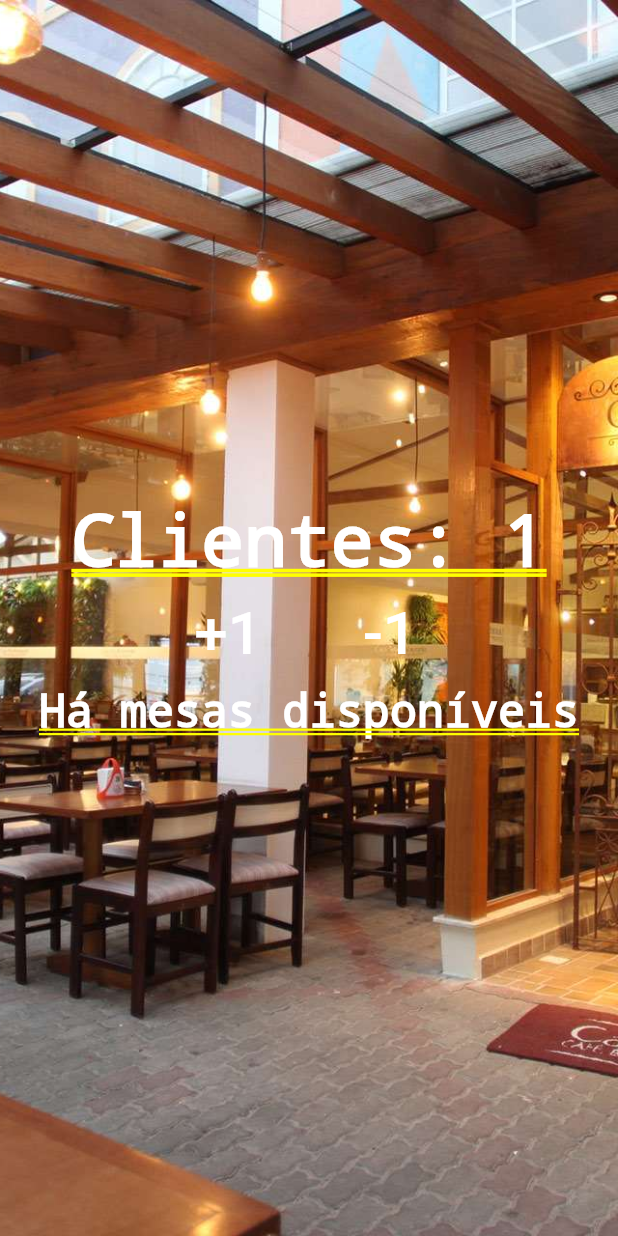
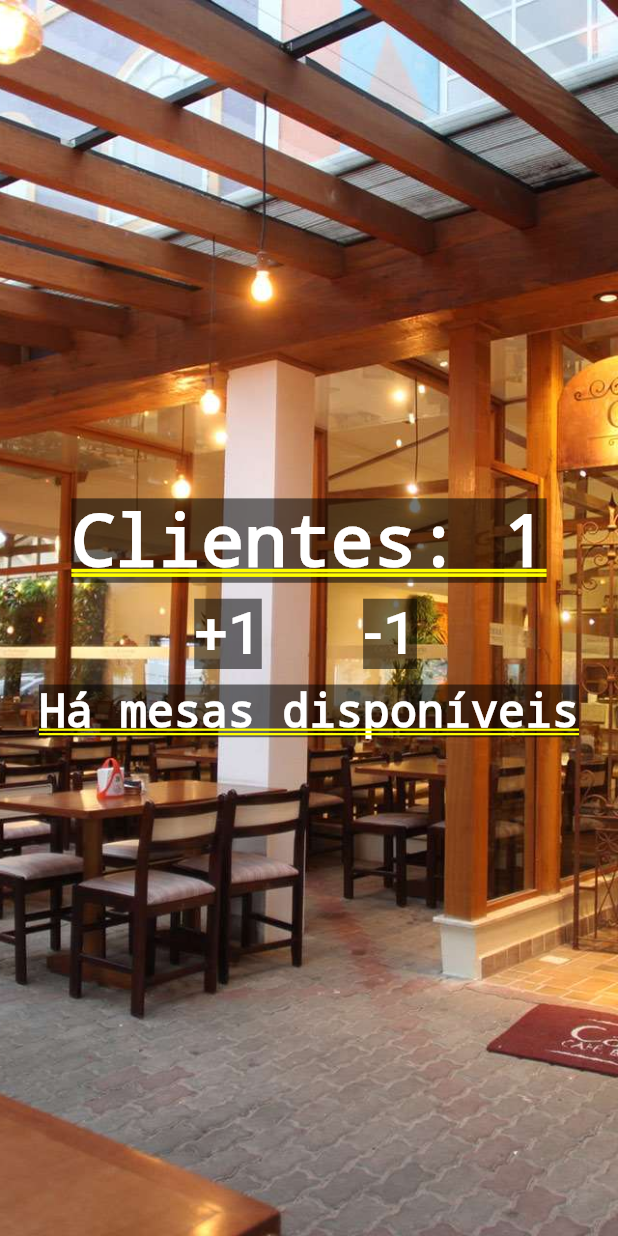
Before and after one commit to rogerpoliver/flutter-people-counter, a Flutter app: the screen it shows after launch, after a tap on "+1", on a phone screen of 412 x 824 dp. Run offline on Flutter 3.47's test engine with Material 2 defaults, Android fonts, the phone set to English and light mode, and no system bars.

```diff
--- a/lib/main.dart
+++ b/lib/main.dart
@@ -19,7 +19,7 @@ class _HomeState extends State<Home> {
       _people += delta;
 
       if (_people >= 10) {
-        _infoText = "Não há mesas disponíveis";
+        _infoText = "Lotado";
       } else {
         _infoText = "Há mesas disponíveis";
       }
@@ -44,10 +44,11 @@ class _HomeState extends State<Home> {
         Column(
           mainAxisAlignment: MainAxisAlignment.center,
           children: <Widget>[
-            Text(
-              "Clientes: $_people",
-              style:
-                  TextStyle(color: Colors.white, fontWeight: FontWeight.bold)),
+            Text("Clientes: $_people",
+                style: TextStyle(
+                    color: Colors.white,
+                    fontWeight: FontWeight.bold,
+                    backgroundColor: Colors.black54)),
             Row(
               mainAxisAlignment: MainAxisAlignment.center,
               children: <Widget>[
@@ -56,7 +57,7 @@ class _HomeState extends State<Home> {
                   child: FlatButton(
                     child: Text(
                       "+1",
-                      style: TextStyle(color: Colors.white, fontSize: 40),
+                      style: TextStyle(color: Colors.white, fontSize: 40, backgroundColor: Colors.black54),
                     ),
                     onPressed: () {
                       _changePeople(1);
@@ -68,7 +69,7 @@ class _HomeState extends State<Home> {
                   child: FlatButton(
                     child: Text(
                       "-1",
-                      style: TextStyle(color: Colors.white, fontSize: 40),
+                      style: TextStyle(color: Colors.white, fontSize: 40, backgroundColor: Colors.black54),
                     ),
                     onPressed: () {
                       _changePeople(-1);
@@ -81,7 +82,8 @@ class _HomeState extends State<Home> {
                 style: TextStyle(
                     color: Colors.white,
                     fontWeight: FontWeight.bold,
-                    fontSize: 30.0)),
+                    fontSize: 30.0,
+                    backgroundColor: Colors.black54)),
           ],
         )
       ],
```
